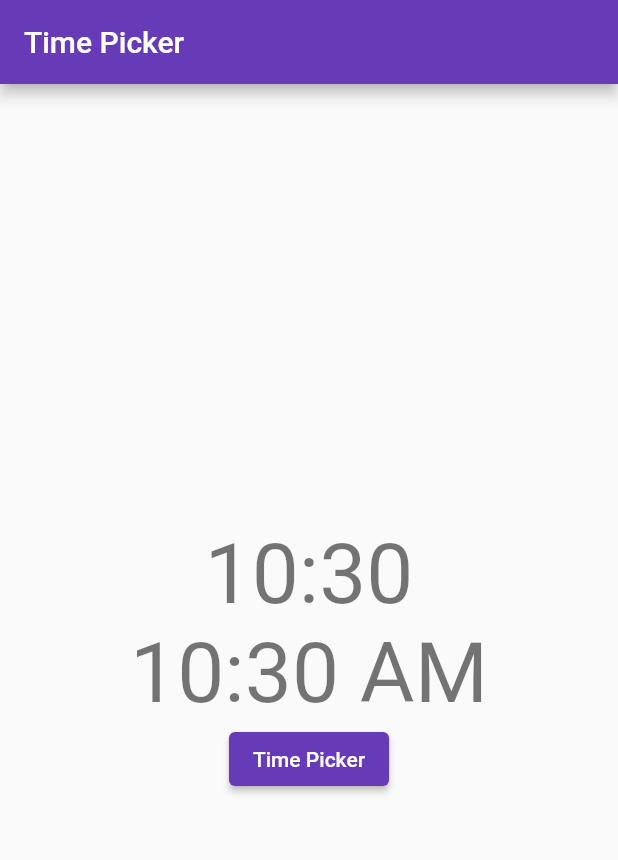
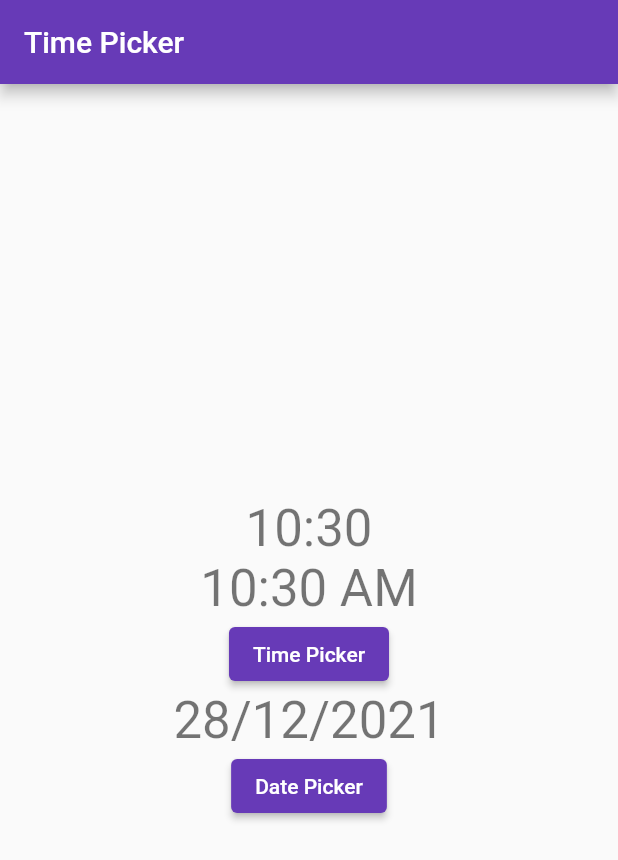
Before and after one commit to rabin245/time_picker, a Flutter app: the screen it shows after launch, on a phone screen of 412 x 824 dp. Shown: the top 860 px of the screen. Run offline on Flutter 3.47's test engine with Material 2 defaults, Android fonts, the phone set to English and light mode, and no system bars.

Commit message:
date picker

```diff
--- a/lib/main.dart
+++ b/lib/main.dart
@@ -27,7 +27,7 @@ class HomePage extends StatefulWidget {
 
 class _HomePageState extends State<HomePage> {
   TimeOfDay time = TimeOfDay.now();
-
+  DateTime date = DateTime.now();
   @override
   Widget build(BuildContext context) {
     return Scaffold(
@@ -36,18 +36,21 @@ class _HomePageState extends State<HomePage> {
         child: Column(
           mainAxisAlignment: MainAxisAlignment.center,
           children: [
+            Column(
+              mainAxisAlignment: MainAxisAlignment.center,
+              children: [
                 Text(
                   '${time.hour}:${time.minute}',
-              style: Theme.of(context).textTheme.headline2,
+                  style: Theme.of(context).textTheme.headline4,
                 ),
                 Text(
                   time.format(context),
-              style: Theme.of(context).textTheme.headline2,
+                  style: Theme.of(context).textTheme.headline4,
                 ),
                 ElevatedButton(
                   onPressed: () async {
-                TimeOfDay? selectedTime =
-                    await showTimePicker(context: context, initialTime: time);
+                    TimeOfDay? selectedTime = await showTimePicker(
+                        context: context, initialTime: time);
 
                     setState(() {
                       time = selectedTime!;
@@ -57,6 +60,36 @@ class _HomePageState extends State<HomePage> {
                 ),
               ],
             ),
+            const SizedBox(width: 40),
+            Column(
+              mainAxisAlignment: MainAxisAlignment.center,
+              children: [
+                Text(
+                  '${date.day}/${date.month}/${date.year}',
+                  style: Theme.of(context).textTheme.headline4,
+                ),
+                // Text(
+                //   date.toString(),
+                //   style: Theme.of(context).textTheme.headline5,
+                // ),
+                ElevatedButton(
+                  onPressed: () async {
+                    DateTime? selectedDate = await showDatePicker(
+                      context: context,
+                      initialDate: date,
+                      firstDate: DateTime(1900),
+                      lastDate: DateTime(2200),
+                    );
+                    setState(() {
+                      date = selectedDate!;
+                    });
+                  },
+                  child: const Text('Date Picker'),
+                ),
+              ],
+            ),
+          ],
+        ),
       ),
     );
   }
```
Also changed, not shown: 6 other files. Lines whose indentation alone changed are shown as unchanged.
